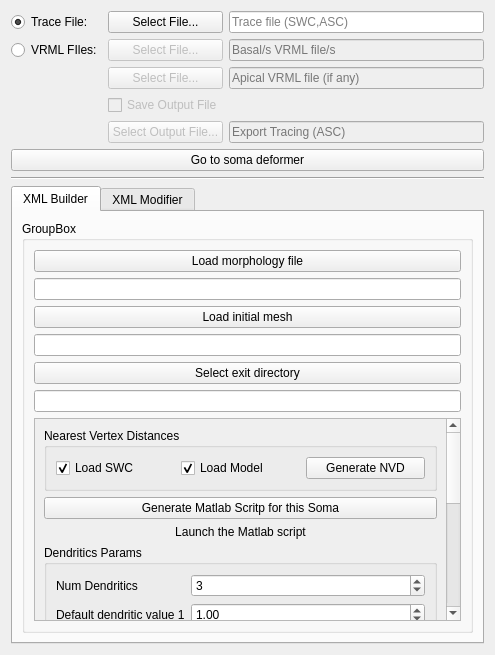
Qt form Neuronize/SomaCreatorWidget.ui (vg-lab/Neuronize) before a commit.
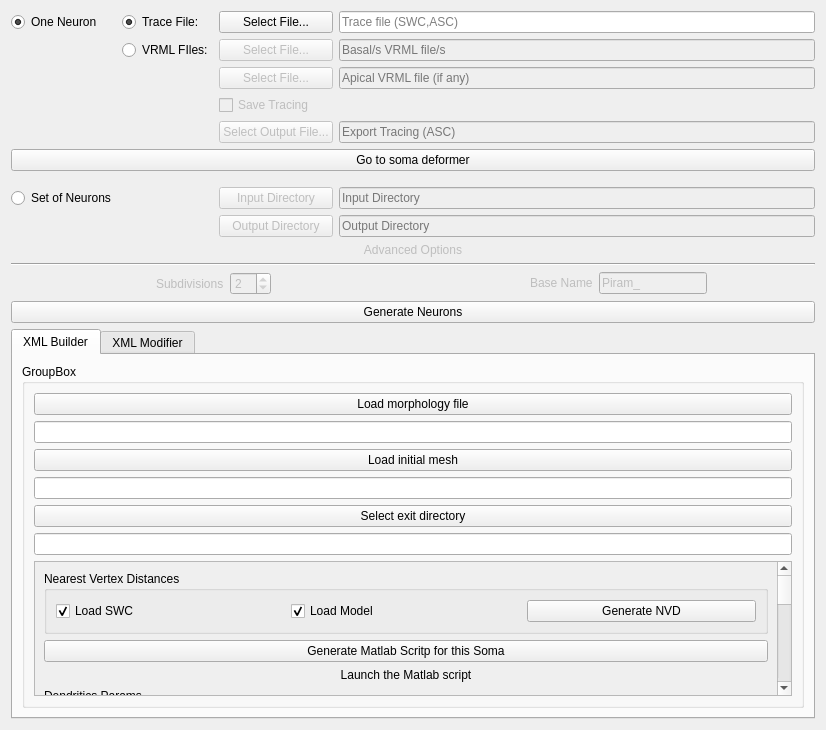
The same form after that commit.

```diff
--- a/Neuronize/SomaCreatorWidget.ui
+++ b/Neuronize/SomaCreatorWidget.ui
@@ -6,8 +6,8 @@
    <rect>
     <x>0</x>
     <y>0</y>
-    <width>495</width>
-       <height>655</height>
+    <width>826</width>
+    <height>730</height>
    </rect>
   </property>
   <property name="windowTitle">
@@ -19,14 +19,17 @@
            <property name="topMargin">
                <number>0</number>
            </property>
-           <item row="2" column="0">
+     <item row="2" column="1">
                <widget class="QRadioButton" name="vrmls">
                    <property name="text">
                        <string>VRML FIles:</string>
                    </property>
-               </widget>
-           </item>
-           <item row="5" column="1">
+       <attribute name="buttonGroup">
+        <string notr="true">buttonGroup</string>
+       </attribute>
+      </widget>
+     </item>
+     <item row="5" column="2">
                <widget class="QPushButton" name="ascButton">
                    <property name="enabled">
                        <bool>false</bool>
@@ -36,7 +39,7 @@
                    </property>
                </widget>
            </item>
-           <item row="0" column="0">
+     <item row="0" column="1">
                <widget class="QRadioButton" name="traces">
                    <property name="sizePolicy">
                        <sizepolicy hsizetype="Minimum" vsizetype="Fixed">
@@ -50,9 +53,12 @@
                    <property name="checked">
                        <bool>true</bool>
                    </property>
-               </widget>
-           </item>
-           <item row="2" column="1">
+       <attribute name="buttonGroup">
+        <string notr="true">buttonGroup</string>
+       </attribute>
+      </widget>
+     </item>
+     <item row="2" column="2">
                <widget class="QPushButton" name="basalPathButton">
                    <property name="enabled">
                        <bool>false</bool>
@@ -68,27 +74,27 @@
                    </property>
                </widget>
            </item>
-           <item row="0" column="1">
-               <widget class="QPushButton" name="tracePathButton">
-                   <property name="sizePolicy">
-                       <sizepolicy hsizetype="Minimum" vsizetype="Fixed">
-                           <horstretch>0</horstretch>
-                           <verstretch>0</verstretch>
-                       </sizepolicy>
-                   </property>
-                   <property name="text">
-                       <string>Select File...</string>
-                   </property>
-               </widget>
-           </item>
            <item row="0" column="2">
+      <widget class="QPushButton" name="tracePathButton">
+       <property name="sizePolicy">
+        <sizepolicy hsizetype="Minimum" vsizetype="Fixed">
+         <horstretch>0</horstretch>
+         <verstretch>0</verstretch>
+        </sizepolicy>
+       </property>
+       <property name="text">
+        <string>Select File...</string>
+       </property>
+      </widget>
+     </item>
+     <item row="0" column="3">
                <widget class="QLineEdit" name="tracePath">
                    <property name="placeholderText">
                        <string>Trace file (SWC,ASC)</string>
                    </property>
                </widget>
            </item>
-           <item row="5" column="2">
+     <item row="5" column="3">
                <widget class="QLineEdit" name="ascPath">
                    <property name="enabled">
                        <bool>false</bool>
@@ -98,7 +104,7 @@
                    </property>
                </widget>
            </item>
-           <item row="2" column="2">
+     <item row="2" column="3">
                <widget class="QLineEdit" name="basalPath">
                    <property name="enabled">
                        <bool>false</bool>
@@ -108,27 +114,27 @@
                    </property>
                </widget>
            </item>
-           <item row="4" column="1">
+     <item row="4" column="2">
                <widget class="QCheckBox" name="saveCheckBox">
                    <property name="enabled">
                        <bool>false</bool>
                    </property>
                    <property name="text">
-                       <string>Save Output File</string>
-                   </property>
-               </widget>
-           </item>
-           <item row="3" column="1">
-               <widget class="QPushButton" name="apiPathButton">
-                   <property name="enabled">
-                       <bool>false</bool>
-                   </property>
-                   <property name="text">
-                       <string>Select File...</string>
+        <string>Save Tracing</string>
                    </property>
                </widget>
            </item>
            <item row="3" column="2">
+      <widget class="QPushButton" name="apiPathButton">
+       <property name="enabled">
+        <bool>false</bool>
+       </property>
+       <property name="text">
+        <string>Select File...</string>
+       </property>
+      </widget>
+     </item>
+     <item row="3" column="3">
                <widget class="QLineEdit" name="apiPath">
                    <property name="enabled">
                        <bool>false</bool>
@@ -138,34 +144,198 @@
                    </property>
                </widget>
            </item>
-       </layout>
-   </item>
-   <item>
+     <item row="0" column="0">
+      <widget class="QRadioButton" name="oneNeuronRadio">
+       <property name="text">
+        <string>One Neuron</string>
+       </property>
+       <property name="checked">
+        <bool>true</bool>
+       </property>
+       <attribute name="buttonGroup">
+        <string notr="true">buttonGroup_2</string>
+       </attribute>
+      </widget>
+     </item>
+     <item row="6" column="0" colspan="4">
     <widget class="QPushButton" name="pushButton_GoToSomaDeformer">
      <property name="text">
          <string>Go to soma deformer</string>
      </property>
     </widget>
    </item>
+     <item row="8" column="0">
+      <widget class="QRadioButton" name="setNeuronsRadio">
+       <property name="text">
+        <string>Set of Neurons</string>
+       </property>
+       <attribute name="buttonGroup">
+        <string notr="true">buttonGroup_2</string>
+       </attribute>
+      </widget>
+     </item>
+     <item row="8" column="2">
+      <widget class="QPushButton" name="inputDirectoryButton">
+       <property name="enabled">
+        <bool>false</bool>
+       </property>
+       <property name="text">
+        <string>Input Directory</string>
+       </property>
+      </widget>
+     </item>
+     <item row="8" column="3">
+      <widget class="QLineEdit" name="inputDirectoryPath">
+       <property name="enabled">
+        <bool>false</bool>
+       </property>
+       <property name="placeholderText">
+        <string>Input Directory</string>
+       </property>
+      </widget>
+     </item>
+     <item row="9" column="2">
+      <widget class="QPushButton" name="outputDirectoryButton">
+       <property name="enabled">
+        <bool>false</bool>
+       </property>
+       <property name="text">
+        <string>Output Directory</string>
+       </property>
+      </widget>
+     </item>
+     <item row="9" column="3">
+      <widget class="QLineEdit" name="outputDirectoryPath">
+       <property name="enabled">
+        <bool>false</bool>
+       </property>
+       <property name="placeholderText">
+        <string>Output Directory</string>
+       </property>
+      </widget>
+     </item>
+     <item row="7" column="0">
+      <layout class="QHBoxLayout" name="horizontalLayout_3">
+       <property name="leftMargin">
+        <number>0</number>
+       </property>
+       <property name="topMargin">
+        <number>10</number>
+       </property>
+      </layout>
+     </item>
+    </layout>
+   </item>
    <item>
-    <widget class="Line" name="line_2">
+    <widget class="QPushButton" name="adavencedOptionsButton">
+     <property name="enabled">
+      <bool>false</bool>
+     </property>
+     <property name="styleSheet">
+      <string notr="true">border:1px</string>
+     </property>
+     <property name="text">
+      <string>Advanced Options</string>
+     </property>
+    </widget>
+   </item>
+   <item>
+    <widget class="Line" name="line">
      <property name="orientation">
       <enum>Qt::Horizontal</enum>
      </property>
     </widget>
    </item>
    <item>
-    <spacer name="verticalSpacer_2">
-     <property name="orientation">
-      <enum>Qt::Vertical</enum>
-     </property>
-     <property name="sizeHint" stdset="0">
-      <size>
-       <width>20</width>
-       <height>40</height>
-      </size>
-     </property>
-    </spacer>
+    <widget class="QWidget" name="horizontalWidget" native="true">
+     <layout class="QHBoxLayout" name="horizontalLayout_2">
+      <property name="margin">
+       <number>0</number>
+      </property>
+      <item>
+       <layout class="QFormLayout" name="formLayout_5">
+        <property name="fieldGrowthPolicy">
+         <enum>QFormLayout::AllNonFixedFieldsGrow</enum>
+        </property>
+        <property name="formAlignment">
+         <set>Qt::AlignHCenter|Qt::AlignTop</set>
+        </property>
+        <property name="topMargin">
+         <number>0</number>
+        </property>
+        <item row="0" column="0">
+         <widget class="QLabel" name="subdivisionsLabel">
+          <property name="enabled">
+           <bool>false</bool>
+          </property>
+          <property name="text">
+           <string>Subdivisions</string>
+          </property>
+         </widget>
+        </item>
+        <item row="0" column="1">
+         <widget class="QSpinBox" name="subdivisionsSpinBox">
+          <property name="enabled">
+           <bool>false</bool>
+          </property>
+          <property name="sizePolicy">
+           <sizepolicy hsizetype="Maximum" vsizetype="Fixed">
+            <horstretch>0</horstretch>
+            <verstretch>0</verstretch>
+           </sizepolicy>
+          </property>
+          <property name="value">
+           <number>2</number>
+          </property>
+         </widget>
+        </item>
+       </layout>
+      </item>
+      <item>
+       <layout class="QFormLayout" name="formLayout_4">
+        <property name="fieldGrowthPolicy">
+         <enum>QFormLayout::AllNonFixedFieldsGrow</enum>
+        </property>
+        <property name="formAlignment">
+         <set>Qt::AlignHCenter|Qt::AlignTop</set>
+        </property>
+        <item row="0" column="0">
+         <widget class="QLabel" name="baseNameLabel">
+          <property name="enabled">
+           <bool>false</bool>
+          </property>
+          <property name="text">
+           <string>Base Name</string>
+          </property>
+         </widget>
+        </item>
+        <item row="0" column="1">
+         <widget class="QLineEdit" name="baseNameLineEdit">
+          <property name="enabled">
+           <bool>false</bool>
+          </property>
+          <property name="sizePolicy">
+           <sizepolicy hsizetype="Maximum" vsizetype="Fixed">
+            <horstretch>0</horstretch>
+            <verstretch>0</verstretch>
+           </sizepolicy>
+          </property>
+          <property name="text">
+           <string>Piram_</string>
+          </property>
+         </widget>
+        </item>
+       </layout>
+      </item>
+     </layout>
+    </widget>
+   </item>
+   <item>
+    <widget class="QPushButton" name="pushButton_GenerateNeurons">
+     <property name="text">
+      <string>Generate Neurons</string>
+     </property>
+    </widget>
    </item>
    <item>
     <widget class="QTabWidget" name="tabWidget_Main">
@@ -250,7 +420,7 @@
               <rect>
                <x>0</x>
                <y>0</y>
-                  <width>414</width>
+               <width>745</width>
                   <height>545</height>
               </rect>
              </property>
@@ -525,6 +695,19 @@
      </widget>
     </widget>
    </item>
+   <item>
+    <spacer name="verticalSpacer_2">
+     <property name="orientation">
+      <enum>Qt::Vertical</enum>
+     </property>
+     <property name="sizeHint" stdset="0">
+      <size>
+       <width>20</width>
+       <height>40</height>
+      </size>
+     </property>
+    </spacer>
+   </item>
   </layout>
  </widget>
  <resources/>
```
Left out of the diff: 4 changed lines with no effect on the pictures. Lines whose indentation alone changed are shown as unchanged.
